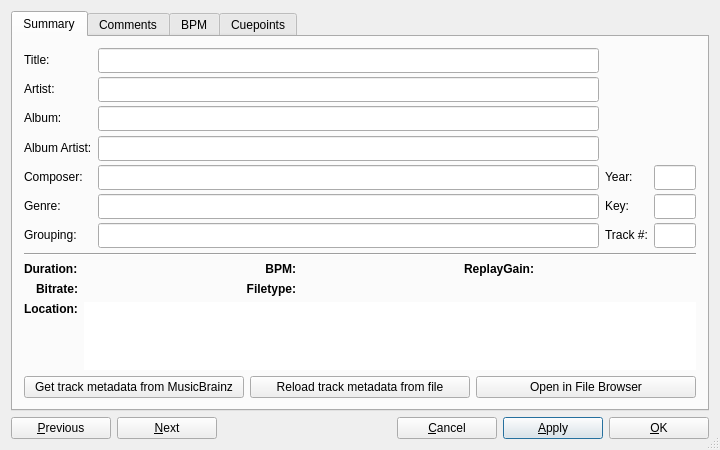
The window that src/library/dlgtrackinfo.ui (mixxxdj/mixxx) describes before a commit, drawn with Qt 5.
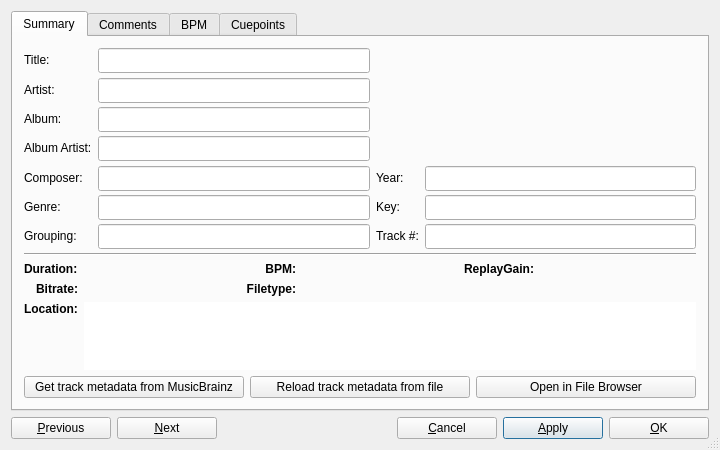
The same window after the commit.

Commit message: Simplify GridLayout in Track Properties editor

```diff
--- a/src/library/dlgtrackinfo.ui
+++ b/src/library/dlgtrackinfo.ui
@@ -55,25 +55,31 @@
       </attribute>
       <layout class="QVBoxLayout" name="verticalLayout_5">
        <item>
-        <layout class="QGridLayout" name="gridLayout_5" columnstretch="0,98,1,1">
-         <item row="1" column="0">
-          <widget class="QLabel" name="lblTrackName">
+        <layout class="QGridLayout" name="gridLayout_5" columnstretch="0,0,0,0">
+         <item row="6" column="3">
+          <widget class="QLineEdit" name="txtTrackNumber">
            <property name="sizePolicy">
-            <sizepolicy hsizetype="Minimum" vsizetype="Preferred">
+            <sizepolicy hsizetype="Expanding" vsizetype="Fixed">
              <horstretch>0</horstretch>
-             <verstretch>0</verstretch>
+             <verstretch>25</verstretch>
             </sizepolicy>
            </property>
-           <property name="text">
-            <string>Title:</string>
+           <property name="minimumSize">
+            <size>
+             <width>0</width>
+             <height>25</height>
+            </size>
            </property>
-           <property name="alignment">
-            <set>Qt::AlignLeading|Qt::AlignLeft|Qt::AlignVCenter</set>
+           <property name="maximumSize">
+            <size>
+             <width>16777215</width>
+             <height>25</height>
+            </size>
            </property>
           </widget>
          </item>
-         <item row="1" column="1">
-          <widget class="QLineEdit" name="txtTrackName">
+         <item row="4" column="1">
+          <widget class="QLineEdit" name="txtComposer">
            <property name="sizePolicy">
             <sizepolicy hsizetype="Expanding" vsizetype="Fixed">
              <horstretch>0</horstretch>
@@ -95,44 +101,6 @@
           </widget>
          </item>
          <item row="2" column="0">
-          <widget class="QLabel" name="lblArtist">
-           <property name="sizePolicy">
-            <sizepolicy hsizetype="Minimum" vsizetype="Preferred">
-             <horstretch>0</horstretch>
-             <verstretch>0</verstretch>
-            </sizepolicy>
-           </property>
-           <property name="text">
-            <string>Artist:</string>
-           </property>
-           <property name="alignment">
-            <set>Qt::AlignLeading|Qt::AlignLeft|Qt::AlignVCenter</set>
-           </property>
-          </widget>
-         </item>
-         <item row="2" column="1">
-          <widget class="QLineEdit" name="txtArtist">
-           <property name="sizePolicy">
-            <sizepolicy hsizetype="Expanding" vsizetype="Fixed">
-             <horstretch>0</horstretch>
-             <verstretch>25</verstretch>
-            </sizepolicy>
-           </property>
-           <property name="minimumSize">
-            <size>
-             <width>0</width>
-             <height>25</height>
-            </size>
-           </property>
-           <property name="maximumSize">
-            <size>
-             <width>16777215</width>
-             <height>25</height>
-            </size>
-           </property>
-          </widget>
-         </item>
-         <item row="3" column="0">
           <widget class="QLabel" name="lblAlbum">
            <property name="sizePolicy">
             <sizepolicy hsizetype="Minimum" vsizetype="Preferred">
@@ -148,67 +116,7 @@
            </property>
           </widget>
          </item>
-         <item row="3" column="1">
-          <widget class="QLineEdit" name="txtAlbum">
-           <property name="sizePolicy">
-            <sizepolicy hsizetype="Expanding" vsizetype="Fixed">
-             <horstretch>0</horstretch>
-             <verstretch>25</verstretch>
-            </sizepolicy>
-           </property>
-           <property name="minimumSize">
-            <size>
-             <width>0</width>
-             <height>25</height>
-            </size>
-           </property>
-           <property name="maximumSize">
-            <size>
-             <width>16777215</width>
-             <height>25</height>
-            </size>
-           </property>
-          </widget>
-         </item>
          <item row="4" column="0">
-          <widget class="QLabel" name="lblAlbumArtist">
-           <property name="sizePolicy">
-            <sizepolicy hsizetype="Minimum" vsizetype="Preferred">
-             <horstretch>0</horstretch>
-             <verstretch>0</verstretch>
-            </sizepolicy>
-           </property>
-           <property name="text">
-            <string>Album Artist:</string>
-           </property>
-           <property name="alignment">
-            <set>Qt::AlignLeading|Qt::AlignLeft|Qt::AlignVCenter</set>
-           </property>
-          </widget>
-         </item>
-         <item row="4" column="1">
-          <widget class="QLineEdit" name="txtAlbumArtist">
-           <property name="sizePolicy">
-            <sizepolicy hsizetype="Expanding" vsizetype="Fixed">
-             <horstretch>0</horstretch>
-             <verstretch>25</verstretch>
-            </sizepolicy>
-           </property>
-           <property name="minimumSize">
-            <size>
-             <width>0</width>
-             <height>25</height>
-            </size>
-           </property>
-           <property name="maximumSize">
-            <size>
-             <width>16777215</width>
-             <height>25</height>
-            </size>
-           </property>
-          </widget>
-         </item>
-         <item row="5" column="0">
           <widget class="QLabel" name="lblComposer">
            <property name="text">
             <string>Composer:</string>
@@ -218,39 +126,67 @@
            </property>
           </widget>
          </item>
+         <item row="0" column="0">
+          <widget class="QLabel" name="lblTrackName">
+           <property name="sizePolicy">
+            <sizepolicy hsizetype="Minimum" vsizetype="Preferred">
+             <horstretch>0</horstretch>
+             <verstretch>0</verstretch>
+            </sizepolicy>
+           </property>
+           <property name="text">
+            <string>Title:</string>
+           </property>
+           <property name="alignment">
+            <set>Qt::AlignLeading|Qt::AlignLeft|Qt::AlignVCenter</set>
+           </property>
+          </widget>
+         </item>
+         <item row="1" column="1">
+          <widget class="QLineEdit" name="txtArtist">
+           <property name="sizePolicy">
+            <sizepolicy hsizetype="Expanding" vsizetype="Fixed">
+             <horstretch>0</horstretch>
+             <verstretch>25</verstretch>
+            </sizepolicy>
+           </property>
+           <property name="minimumSize">
+            <size>
+             <width>0</width>
+             <height>25</height>
+            </size>
+           </property>
+           <property name="maximumSize">
+            <size>
+             <width>16777215</width>
+             <height>25</height>
+            </size>
+           </property>
+          </widget>
+         </item>
+         <item row="3" column="1">
+          <widget class="QLineEdit" name="txtAlbumArtist">
+           <property name="sizePolicy">
+            <sizepolicy hsizetype="Expanding" vsizetype="Fixed">
+             <horstretch>0</horstretch>
+             <verstretch>25</verstretch>
+            </sizepolicy>
+           </property>
+           <property name="minimumSize">
+            <size>
+             <width>0</width>
+             <height>25</height>
+            </size>
+           </property>
+           <property name="maximumSize">
+            <size>
+             <width>16777215</width>
+             <height>25</height>
+            </size>
+           </property>
+          </widget>
+         </item>
          <item row="5" column="1">
-          <widget class="QLineEdit" name="txtComposer">
-           <property name="sizePolicy">
-            <sizepolicy hsizetype="Expanding" vsizetype="Fixed">
-             <horstretch>0</horstretch>
-             <verstretch>25</verstretch>
-            </sizepolicy>
-           </property>
-           <property name="minimumSize">
-            <size>
-             <width>0</width>
-             <height>25</height>
-            </size>
-           </property>
-           <property name="maximumSize">
-            <size>
-             <width>16777215</width>
-             <height>25</height>
-            </size>
-           </property>
-          </widget>
-         </item>
-         <item row="6" column="0">
-          <widget class="QLabel" name="lblGenre">
-           <property name="text">
-            <string>Genre:</string>
-           </property>
-           <property name="alignment">
-            <set>Qt::AlignLeading|Qt::AlignLeft|Qt::AlignVCenter</set>
-           </property>
-          </widget>
-         </item>
-         <item row="6" column="1">
           <widget class="QLineEdit" name="txtGenre">
            <property name="sizePolicy">
             <sizepolicy hsizetype="Expanding" vsizetype="Fixed">
@@ -272,105 +208,15 @@
            </property>
           </widget>
          </item>
-         <item row="7" column="0">
-          <widget class="QLabel" name="lblGrouping">
-           <property name="text">
-            <string>Grouping:</string>
-           </property>
-           <property name="alignment">
-            <set>Qt::AlignLeading|Qt::AlignLeft|Qt::AlignVCenter</set>
-           </property>
-          </widget>
-         </item>
-         <item row="7" column="1">
-          <widget class="QLineEdit" name="txtGrouping">
-           <property name="sizePolicy">
-            <sizepolicy hsizetype="Expanding" vsizetype="Fixed">
-             <horstretch>0</horstretch>
-             <verstretch>25</verstretch>
-            </sizepolicy>
-           </property>
-           <property name="minimumSize">
-            <size>
-             <width>0</width>
-             <height>25</height>
-            </size>
-           </property>
-           <property name="maximumSize">
-            <size>
-             <width>16777215</width>
-             <height>25</height>
-            </size>
-           </property>
-          </widget>
-         </item>
-         <item row="5" column="2">
-          <widget class="QLabel" name="lblYear">
-           <property name="text">
-            <string>Year:</string>
-           </property>
-          </widget>
-         </item>
-         <item row="5" column="3">
-          <widget class="QLineEdit" name="txtYear">
-           <property name="sizePolicy">
-            <sizepolicy hsizetype="Expanding" vsizetype="Fixed">
-             <horstretch>0</horstretch>
-             <verstretch>25</verstretch>
-            </sizepolicy>
-           </property>
-           <property name="minimumSize">
-            <size>
-             <width>42</width>
-             <height>25</height>
-            </size>
-           </property>
-           <property name="maximumSize">
-            <size>
-             <width>16777215</width>
-             <height>25</height>
-            </size>
-           </property>
-          </widget>
-         </item>
          <item row="6" column="2">
-          <widget class="QLabel" name="lblKey">
-           <property name="text">
-            <string>Key:</string>
-           </property>
-          </widget>
-         </item>
-         <item row="6" column="3">
-          <widget class="QLineEdit" name="txtKey">
-           <property name="sizePolicy">
-            <sizepolicy hsizetype="Expanding" vsizetype="Fixed">
-             <horstretch>0</horstretch>
-             <verstretch>25</verstretch>
-            </sizepolicy>
-           </property>
-           <property name="minimumSize">
-            <size>
-             <width>0</width>
-             <height>25</height>
-            </size>
-           </property>
-           <property name="maximumSize">
-            <size>
-             <width>16777215</width>
-             <height>25</height>
-            </size>
-           </property>
-          </widget>
-         </item>
-         <item row="7" column="2">
           <widget class="QLabel" name="lblTrackNumber">
            <property name="text">
             <string>Track #:</string>
            </property>
           </widget>
          </item>
-         <item row="7" column="3">
-          <widget class="QLineEdit" name="txtTrackNumber">
+         <item row="4" column="3">
+          <widget class="QLineEdit" name="txtYear">
            <property name="sizePolicy">
             <sizepolicy hsizetype="Expanding" vsizetype="Fixed">
              <horstretch>0</horstretch>
@@ -379,6 +225,44 @@
            </property>
            <property name="minimumSize">
             <size>
+             <width>42</width>
+             <height>25</height>
+            </size>
+           </property>
+           <property name="maximumSize">
+            <size>
+             <width>16777215</width>
+             <height>25</height>
+            </size>
+           </property>
+          </widget>
+         </item>
+         <item row="3" column="0">
+          <widget class="QLabel" name="lblAlbumArtist">
+           <property name="sizePolicy">
+            <sizepolicy hsizetype="Minimum" vsizetype="Preferred">
+             <horstretch>0</horstretch>
+             <verstretch>0</verstretch>
+            </sizepolicy>
+           </property>
+           <property name="text">
+            <string>Album Artist:</string>
+           </property>
+           <property name="alignment">
+            <set>Qt::AlignLeading|Qt::AlignLeft|Qt::AlignVCenter</set>
+           </property>
+          </widget>
+         </item>
+         <item row="0" column="1">
+          <widget class="QLineEdit" name="txtTrackName">
+           <property name="sizePolicy">
+            <sizepolicy hsizetype="Expanding" vsizetype="Fixed">
+             <horstretch>0</horstretch>
+             <verstretch>25</verstretch>
+            </sizepolicy>
+           </property>
+           <property name="minimumSize">
+            <size>
              <width>0</width>
              <height>25</height>
             </size>
@@ -391,7 +275,52 @@
            </property>
           </widget>
          </item>
-         <item row="1" column="2" rowspan="4" colspan="2">
+         <item row="5" column="3">
+          <widget class="QLineEdit" name="txtKey">
+           <property name="sizePolicy">
+            <sizepolicy hsizetype="Expanding" vsizetype="Fixed">
+             <horstretch>0</horstretch>
+             <verstretch>25</verstretch>
+            </sizepolicy>
+           </property>
+           <property name="minimumSize">
+            <size>
+             <width>0</width>
+             <height>25</height>
+            </size>
+           </property>
+           <property name="maximumSize">
+            <size>
+             <width>16777215</width>
+             <height>25</height>
+            </size>
+           </property>
+          </widget>
+         </item>
+         <item row="1" column="0">
+          <widget class="QLabel" name="lblArtist">
+           <property name="sizePolicy">
+            <sizepolicy hsizetype="Minimum" vsizetype="Preferred">
+             <horstretch>0</horstretch>
+             <verstretch>0</verstretch>
+            </sizepolicy>
+           </property>
+           <property name="text">
+            <string>Artist:</string>
+           </property>
+           <property name="alignment">
+            <set>Qt::AlignLeading|Qt::AlignLeft|Qt::AlignVCenter</set>
+           </property>
+          </widget>
+         </item>
+         <item row="4" column="2">
+          <widget class="QLabel" name="lblYear">
+           <property name="text">
+            <string>Year:</string>
+           </property>
+          </widget>
+         </item>
+         <item row="0" column="2" rowspan="4" colspan="2">
           <widget class="QWidget" name="verticalWidget" native="true">
            <property name="sizePolicy">
             <sizepolicy hsizetype="MinimumExpanding" vsizetype="Fixed">
@@ -454,6 +383,77 @@
            </layout>
           </widget>
          </item>
+         <item row="6" column="1">
+          <widget class="QLineEdit" name="txtGrouping">
+           <property name="sizePolicy">
+            <sizepolicy hsizetype="Expanding" vsizetype="Fixed">
+             <horstretch>0</horstretch>
+             <verstretch>25</verstretch>
+            </sizepolicy>
+           </property>
+           <property name="minimumSize">
+            <size>
+             <width>0</width>
+             <height>25</height>
+            </size>
+           </property>
+           <property name="maximumSize">
+            <size>
+             <width>16777215</width>
+             <height>25</height>
+            </size>
+           </property>
+          </widget>
+         </item>
+         <item row="5" column="2">
+          <widget class="QLabel" name="lblKey">
+           <property name="text">
+            <string>Key:</string>
+           </property>
+          </widget>
+         </item>
+         <item row="6" column="0">
+          <widget class="QLabel" name="lblGrouping">
+           <property name="text">
+            <string>Grouping:</string>
+           </property>
+           <property name="alignment">
+            <set>Qt::AlignLeading|Qt::AlignLeft|Qt::AlignVCenter</set>
+           </property>
+          </widget>
+         </item>
+         <item row="5" column="0">
+          <widget class="QLabel" name="lblGenre">
+           <property name="text">
+            <string>Genre:</string>
+           </property>
+           <property name="alignment">
+            <set>Qt::AlignLeading|Qt::AlignLeft|Qt::AlignVCenter</set>
+           </property>
+          </widget>
+         </item>
+         <item row="2" column="1">
+          <widget class="QLineEdit" name="txtAlbum">
+           <property name="sizePolicy">
+            <sizepolicy hsizetype="Expanding" vsizetype="Fixed">
+             <horstretch>0</horstretch>
+             <verstretch>25</verstretch>
+            </sizepolicy>
+           </property>
+           <property name="minimumSize">
+            <size>
+             <width>0</width>
+             <height>25</height>
+            </size>
+           </property>
+           <property name="maximumSize">
+            <size>
+             <width>16777215</width>
+             <height>25</height>
+            </size>
+           </property>
+          </widget>
+         </item>
         </layout>
        </item>
        <item>
```
